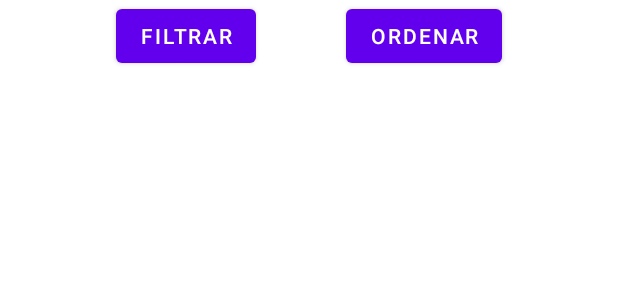
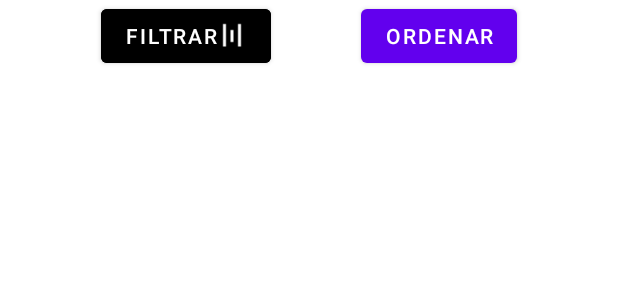
Before and after one commit to isunican/App-EventosSantander-Grupo3, an Android app: the layout activity_main.xml on its own in the app's theme, with its tools: preview values and no code run, on a phone screen of 412 x 824 dp. Shown: the top 300 px of the screen. Run offline under Robolectric (Android 15) with nearby library versions, the phone set to English and light mode, and no system bars.

Commit message:
Cambio color de fondo del boton filtrar, añadido icono de filtrary añadido @drawable del icono del boton filtrar

```diff
--- a/AndroidProject/app/src/main/res/layout/activity_main.xml
+++ b/AndroidProject/app/src/main/res/layout/activity_main.xml
@@ -22,8 +22,12 @@
                 android:layout_width="wrap_content"
                 android:layout_height="wrap_content"
                 android:layout_marginEnd="30dp"
+                android:backgroundTint="@color/black"
+                android:drawableRight="@drawable/icono_filtro"
+                android:drawableTint="#FBFBFB"
                 android:text="@string/filtrar"
                 app:iconPadding="0dp"
+                app:iconTint="@color/black"
                 app:layout_constraintBottom_toBottomOf="parent"
                 app:layout_constraintEnd_toStartOf="@+id/btn_ordenar"
                 app:layout_constraintHorizontal_chainStyle="packed"
```
Also changed, not shown: AndroidProject/app/src/main/res/drawable-v24/icono_filtro.png (added).
